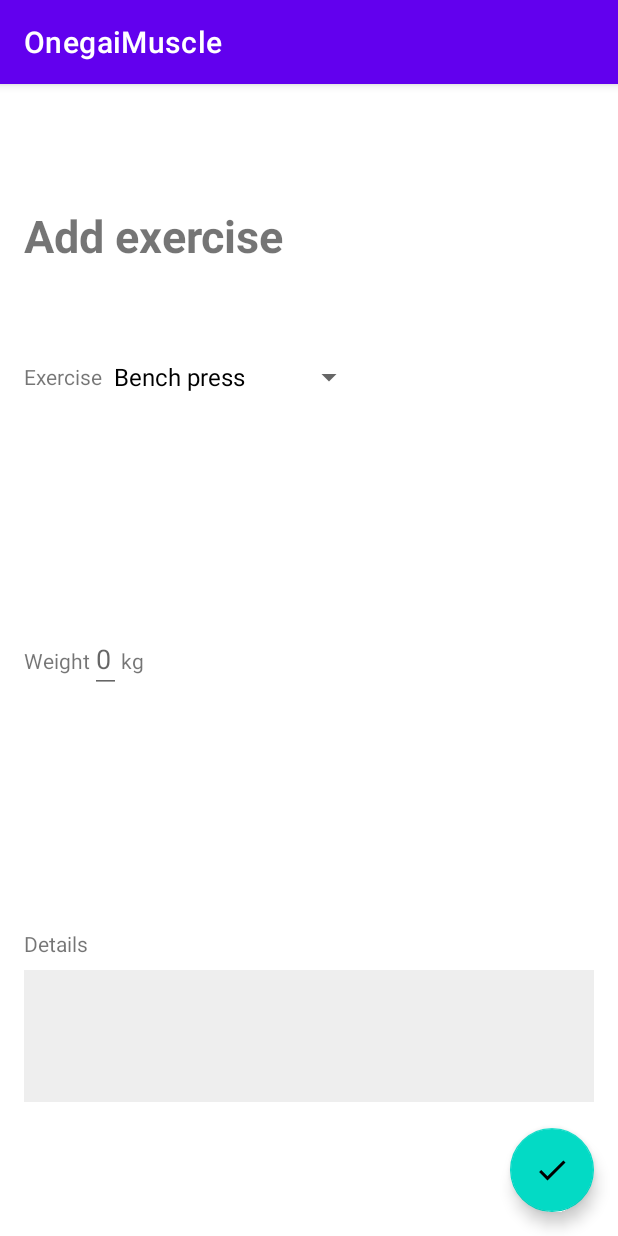
After one commit to Odensala/OnegaiMuscle, an Android app: the AddWorkoutFragment screen opened through its navigation route, on a phone screen of 412 x 824 dp. The commit adds this screen. Run offline under Robolectric (Android 15) with nearby library versions, the phone set to English and light mode, and no system bars.

Commit message:
Second commit

```diff
--- /dev/null
+++ b/app/src/main/java/com/odensala/onegaimuscle/ui/AddWorkoutFragment.kt
@@ -0,0 +1,39 @@
+package com.odensala.onegaimuscle.ui
+
+import android.os.Bundle
+import androidx.fragment.app.Fragment
+import android.view.LayoutInflater
+import android.view.View
+import android.view.ViewGroup
+import android.widget.ArrayAdapter
+import android.widget.Spinner
+import com.example.onegaimuscle.R
+import com.example.onegaimuscle.databinding.FragmentAddWorkoutBinding
+
+
+class AddWorkoutFragment : Fragment(R.layout.fragment_add_workout) {
+
+    private var _binding: FragmentAddWorkoutBinding? = null
+    private val binding get() = _binding!!
+
+    override fun onCreateView(
+        inflater: LayoutInflater, container: ViewGroup?,
+        savedInstanceState: Bundle?
+    ): View {
+        _binding = FragmentAddWorkoutBinding.inflate(inflater, container, false)
+        val spinner: Spinner = binding.spinnerWorkouts
+        ArrayAdapter.createFromResource(
+            requireContext(), R.array.exercises_array,
+            androidx.transition.R.layout.support_simple_spinner_dropdown_item
+        ).also { arrayAdapter ->
+            arrayAdapter.setDropDownViewResource(android.R.layout.simple_spinner_dropdown_item)
+            spinner.adapter = arrayAdapter
+        }
+        return binding.root
+    }
+
+    override fun onDestroyView() {
+        super.onDestroyView()
+        _binding = null
+    }
+}
--- /dev/null
+++ b/app/src/main/java/com/odensala/onegaimuscle/ui/WorkoutFragment.kt
@@ -0,0 +1,34 @@
+package com.odensala.onegaimuscle.ui
+
+import android.os.Bundle
+import android.view.LayoutInflater
+import android.view.View
+import android.view.ViewGroup
+import androidx.fragment.app.Fragment
+import androidx.navigation.fragment.findNavController
+import com.example.onegaimuscle.R
+import com.example.onegaimuscle.databinding.FragmentWorkoutBinding
+
+
+class WorkoutFragment : Fragment(R.layout.fragment_workout) {
+
+    private var _binding: FragmentWorkoutBinding? = null
+    private val binding get() = _binding!!
+
+    override fun onCreateView(
+        inflater: LayoutInflater, container: ViewGroup?,
+        savedInstanceState: Bundle?
+    ): View {
+        _binding = FragmentWorkoutBinding.inflate(inflater, container, false)
+        binding.fabAddWorkout.setOnClickListener {
+            findNavController().navigate(R.id.action_progressFragment_to_addWorkoutFragment)
+        }
+        return binding.root
+
+    }
+
+    override fun onDestroyView() {
+        super.onDestroyView()
+        _binding = null
+    }
+}
--- /dev/null
+++ b/app/src/main/res/drawable/ic_baseline_check_24.xml
@@ -0,0 +1,5 @@
+<vector android:height="24dp" android:tint="#000000"
+    android:viewportHeight="24" android:viewportWidth="24"
+    android:width="24dp" xmlns:android="http://schemas.android.com/apk/res/android">
+    <path android:fillColor="@android:color/white" android:pathData="M9,16.17L4.83,12l-1.42,1.41L9,19 21,7l-1.41,-1.41z"/>
+</vector>
--- /dev/null
+++ b/app/src/main/res/layout/fragment_add_workout.xml
@@ -0,0 +1,109 @@
+<?xml version="1.0" encoding="utf-8"?>
+<androidx.coordinatorlayout.widget.CoordinatorLayout xmlns:android="http://schemas.android.com/apk/res/android"
+    xmlns:app="http://schemas.android.com/apk/res-auto"
+    xmlns:tools="http://schemas.android.com/tools"
+    android:layout_width="match_parent"
+    android:layout_height="match_parent"
+    tools:context="com.odensala.onegaimuscle.ui.AddWorkoutFragment">
+
+    <androidx.constraintlayout.widget.ConstraintLayout
+        android:layout_width="match_parent"
+        android:layout_height="match_parent"
+        android:padding="16dp">
+
+        <TextView
+            android:layout_width="wrap_content"
+            android:layout_height="wrap_content"
+            android:text="@string/header_add_exercise"
+            android:textSize="30sp"
+            android:textStyle="bold"
+            app:layout_constraintBottom_toTopOf="@id/textview_title_exercise"
+            app:layout_constraintStart_toStartOf="parent"
+            app:layout_constraintTop_toTopOf="parent" />
+
+        <TextView
+            android:id="@+id/textview_title_exercise"
+            android:layout_width="wrap_content"
+            android:layout_height="wrap_content"
+            android:text="@string/title_exercise"
+            app:layout_constraintBottom_toTopOf="@+id/textview_title_weight"
+            app:layout_constraintStart_toStartOf="parent"
+            app:layout_constraintTop_toTopOf="parent" />
+
+        <Spinner
+            android:id="@+id/spinner_workouts"
+            android:layout_width="wrap_content"
+            android:layout_height="wrap_content"
+            app:layout_constraintBottom_toBottomOf="@id/textview_title_exercise"
+            app:layout_constraintStart_toEndOf="@id/textview_title_exercise"
+            app:layout_constraintTop_toTopOf="@id/textview_title_exercise" />
+
+        <TextView
+            android:id="@+id/textview_title_weight"
+            android:layout_width="wrap_content"
+            android:layout_height="wrap_content"
+            android:text="@string/title_weight"
+            app:layout_constraintBottom_toTopOf="@+id/textview_title_details"
+            app:layout_constraintStart_toStartOf="parent"
+            app:layout_constraintTop_toBottomOf="@+id/textview_title_exercise" />
+
+
+        <EditText
+            android:id="@+id/edittext_weight"
+            android:layout_width="wrap_content"
+            android:layout_height="wrap_content"
+            android:hint="@string/hint_weight"
+            android:importantForAutofill="no"
+            android:inputType="numberDecimal"
+            app:layout_constraintBaseline_toBaselineOf="@+id/textview_title_weight"
+            app:layout_constraintStart_toEndOf="@id/textview_title_weight" />
+
+        <TextView
+            android:layout_width="wrap_content"
+            android:layout_height="wrap_content"
+            android:text="@string/kg"
+            app:layout_constraintBaseline_toBaselineOf="@id/edittext_weight"
+            app:layout_constraintStart_toEndOf="@id/edittext_weight" />
+
+        <TextView
+            android:id="@+id/textview_title_details"
+            android:layout_width="wrap_content"
+            android:layout_height="wrap_content"
+            android:text="@string/details"
+            app:layout_constraintBottom_toBottomOf="parent"
+            app:layout_constraintStart_toStartOf="parent"
+            app:layout_constraintTop_toBottomOf="@+id/textview_title_weight" />
+
+        <EditText
+            android:id="@+id/edittext_details"
+            android:layout_width="match_parent"
+            android:layout_marginTop="8dp"
+            android:layout_height="0dp"
+            android:background="@color/gray_200"
+            android:gravity="top"
+            android:importantForAutofill="no"
+            android:inputType="textMultiLine"
+            app:layout_constraintBottom_toBottomOf="@id/guideline_bottom"
+            app:layout_constraintEnd_toEndOf="parent"
+            app:layout_constraintStart_toStartOf="parent"
+            app:layout_constraintTop_toBottomOf="@id/textview_title_details" />
+
+        <androidx.constraintlayout.widget.Guideline
+            android:id="@+id/guideline_bottom"
+            android:layout_width="wrap_content"
+            android:layout_height="wrap_content"
+            android:orientation="horizontal"
+            app:layout_constraintGuide_percent="0.9" />
+
+    </androidx.constraintlayout.widget.ConstraintLayout>
+
+    <com.google.android.material.floatingactionbutton.FloatingActionButton
+        android:id="@+id/fab_save_workout"
+        android:layout_width="wrap_content"
+        android:layout_height="wrap_content"
+        android:layout_gravity="bottom|end"
+        android:layout_margin="16dp"
+        android:contentDescription="@string/save_workout"
+        android:src="@drawable/ic_baseline_check_24" />
+
+</androidx.coordinatorlayout.widget.CoordinatorLayout>
--- a/app/src/main/res/navigation/nav_graph.xml
+++ b/app/src/main/res/navigation/nav_graph.xml
@@ -7,7 +7,16 @@
 
     <fragment
         android:id="@+id/progressFragment"
-        android:name="com.odensala.onegaimuscle.ProgressFragment"
+        android:name="com.odensala.onegaimuscle.ui.WorkoutFragment"
         android:label="fragment_progress"
-        tools:layout="@layout/fragment_progress" />
+        tools:layout="@layout/fragment_workout" >
+        <action
+            android:id="@+id/action_progressFragment_to_addWorkoutFragment"
+            app:destination="@id/addWorkoutFragment" />
+    </fragment>
+    <fragment
+        android:id="@+id/addWorkoutFragment"
+        android:name="com.odensala.onegaimuscle.ui.AddWorkoutFragment"
+        android:label="fragment_add_workout"
+        tools:layout="@layout/fragment_add_workout" />
 </navigation>
--- /dev/null
+++ b/app/src/main/res/values/arrays.xml
@@ -0,0 +1,12 @@
+<?xml version="1.0" encoding="utf-8"?>
+<resources>
+    <string-array name="exercises_array">
+        <item>Bench press</item>
+        <item>Overhead press</item>
+        <item>Deadlift</item>
+        <item>Front squat</item>
+        <item>Bent over row</item>
+        <item>Chin ups</item>
+        <item>Dips</item>
+    </string-array>
+</resources>
--- a/app/src/main/res/values/colors.xml
+++ b/app/src/main/res/values/colors.xml
@@ -7,4 +7,7 @@
     <color name="teal_700">#FF018786</color>
     <color name="black">#FF000000</color>
     <color name="white">#FFFFFFFF</color>
+
+    <!--Additional colors-->
+    <color name="gray_200">#EEEEEE</color>
 </resources>
--- a/app/src/main/res/values/strings.xml
+++ b/app/src/main/res/values/strings.xml
@@ -2,4 +2,13 @@
     <string name="app_name">OnegaiMuscle</string>
     <!-- TODO: Remove or change this placeholder text -->
     <string name="hello_blank_fragment">Hello blank fragment</string>
+    <string name="add_workout">Add workout</string>
+    <string name="save_workout">Save workout</string>
+    <string name="details">Details</string>
+    <string name="header_add_exercise">Add exercise</string>
+    <string name="title_exercise">Exercise</string>
+    <string name="title_weight">Weight</string>
+    <string name="header_edit_exercise">Edit exercise</string>
+    <string name="hint_weight">0</string>
+    <string name="kg">kg</string>
 </resources>
--- a/build.gradle
+++ b/build.gradle
@@ -1,6 +1,6 @@
 // Top-level build file where you can add configuration options common to all sub-projects/modules.
 plugins {
-    id 'com.android.application' version '7.3.0' apply false
-    id 'com.android.library' version '7.3.0' apply false
+    id 'com.android.application' version '7.3.1' apply false
+    id 'com.android.library' version '7.3.1' apply false
     id 'org.jetbrains.kotlin.android' version '1.7.10' apply false
 }
```
Also changed, not shown: app/build.gradle (+8 -4 lines), app/src/main/java/com/odensala/onegaimuscle/ProgressFragment.kt (deleted, +0 -24 lines), app/src/main/java/com/odensala/onegaimuscle/data/Workout.kt (added, +20 -0 lines), app/src/main/java/com/odensala/onegaimuscle/ui/EditWorkoutFragment.kt (added, +39 -0 lines), app/src/main/res/layout/fragment_edit_workout.xml (added, +109 -0 lines), app/src/main/res/layout/fragment_workout.xml (renamed from app/src/main/res/layout/fragment_progress.xml, +5 -3 lines), app/src/main/res/layout/workout_session_item.xml (renamed from app/src/main/res/layout/exercise_session_item.xml, +6 -6 lines).
